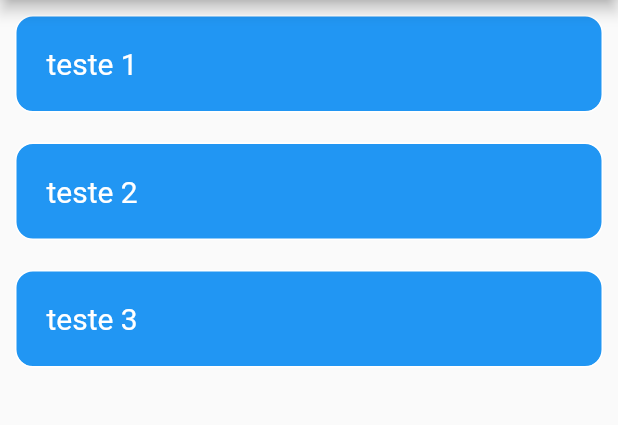
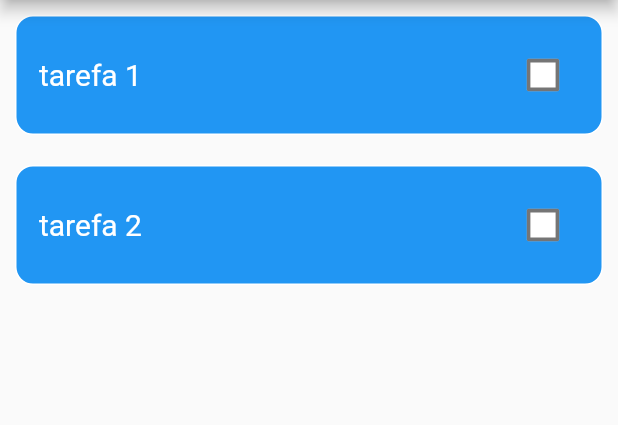
Before and after one commit to Ruvitt/todo_app, a Flutter app: the screen it shows after launch, on a phone screen of 412 x 824 dp, the part 84-509 px from its top. Run offline on Flutter 3.47's test engine with Material 2 defaults, Android fonts, the phone set to English and light mode, and no system bars.

Commit message:
Creating the Todo Component

```diff
--- a/lib/main.dart
+++ b/lib/main.dart
@@ -17,15 +17,8 @@ class TodoApp extends StatelessWidget {
         ),
         body: Column(
           children: const [
-            Center(
-              child: Tarefa('teste 1'),
-            ),
-            Center(
-              child: Tarefa('teste 2'),
-            ),
-            Center(
-              child: Tarefa('teste 3'),
-            ),
+            Tarefa('tarefa 1'),
+            Tarefa('tarefa 2'),
           ],
         ),
       ),
--- a/lib/tarefa.dart
+++ b/lib/tarefa.dart
@@ -9,20 +9,68 @@ class Tarefa extends StatelessWidget {
   Widget build(BuildContext context) {
     return Container(
       margin: const EdgeInsets.all(10),
-      padding: const EdgeInsets.all(20),
+      padding: const EdgeInsets.all(15),
       decoration: BoxDecoration(
         border: Border.all(color: Colors.white),
         color: Colors.blue,
         borderRadius: const BorderRadius.all(Radius.circular(12)),
       ),
       width: double.infinity,
-      child: Row(children: [
-        Text(
-          tituloTarefa,
-          style: TextStyle(fontSize: 20, color: Colors.white),
-        ),
-        // checkbox
-      ]),
+      child: Row(
+        mainAxisAlignment: MainAxisAlignment.spaceBetween,
+        children: [
+          Text(
+            tituloTarefa,
+            style: const TextStyle(
+              fontSize: 20,
+              color: Colors.white,
+            ),
+          ),
+          const MyCheckbox()
+        ],
+      ),
     );
   }
 }
+
+class MyCheckbox extends StatefulWidget {
+  const MyCheckbox({super.key});
+
+  @override
+  State<MyCheckbox> createState() => _MyCheckboxState();
+}
+
+class _MyCheckboxState extends State<MyCheckbox> {
+  bool isChecked = false;
+
+  @override
+  Widget build(BuildContext context) {
+    Color getColor(Set<MaterialState> states) {
+      const Set<MaterialState> interactiveStates = <MaterialState>{
+        MaterialState.pressed,
+        MaterialState.hovered,
+        MaterialState.focused,
+      };
+      if (states.any(interactiveStates.contains)) {
+        return Colors.white;
+      }
+      return Colors.white;
+    }
+
+    return Transform.scale(
+      scale: 1.2,
+      child: Checkbox(
+        fillColor: MaterialStateProperty.resolveWith(getColor),
+        checkColor: Colors.green,
+        value: isChecked,
+        onChanged: (bool? value) {
+          setState(
+            () {
+              isChecked = value!;
+            },
+          );
+        },
+      ),
+    );
+  }
+}
```
